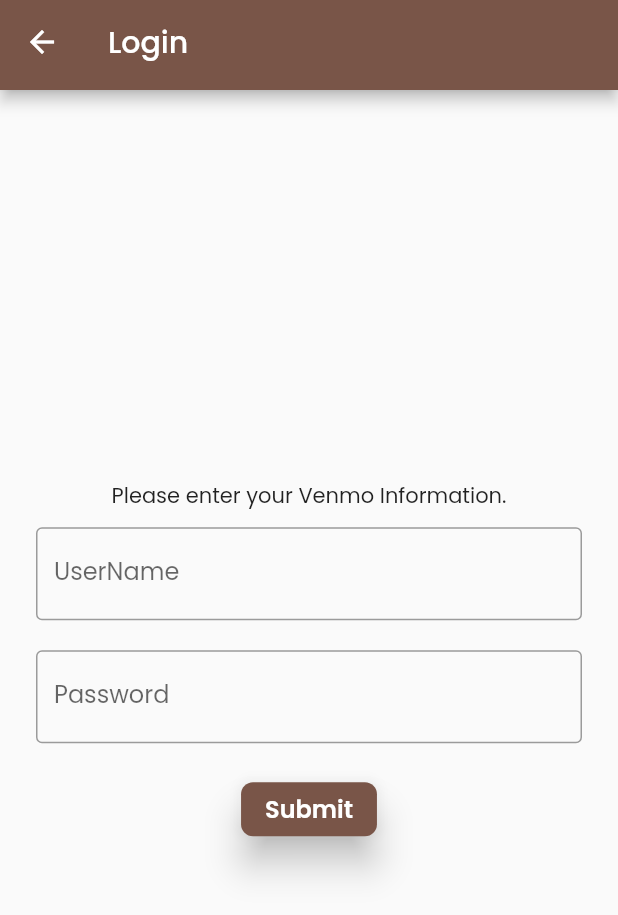
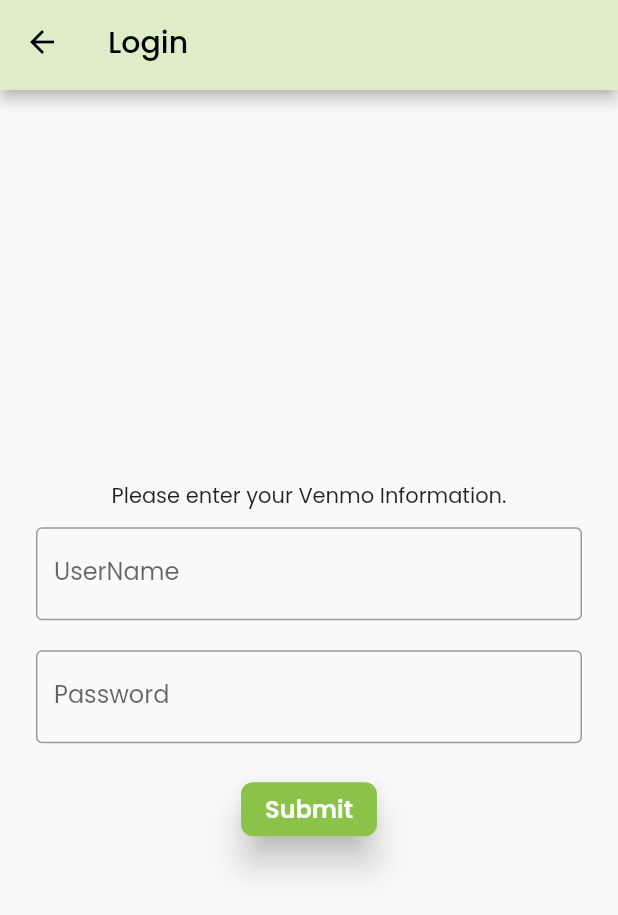
Before and after one commit to kmsungporant/bill_split, a Flutter app: the screen it shows after launch, after a tap on "Get Started!", on a phone screen of 412 x 824 dp. Shown: the top 915 px of the screen. Run offline on Flutter 3.47's test engine with Material 2 defaults, Android fonts, the phone set to English and light mode, and no system bars; our stand-ins replace image_picker; missing offline and left inert: google_mlkit_text_recognition.

Commit message:
color change

```diff
--- a/frontend/lib/main.dart
+++ b/frontend/lib/main.dart
@@ -14,6 +14,7 @@
   Widget build(BuildContext context) {
     return MaterialApp(
         theme: ThemeData(fontFamily: 'Poppins'),
+
         home: const HomePage());
   }
 
--- a/frontend/lib/pages/AuthPage.dart
+++ b/frontend/lib/pages/AuthPage.dart
@@ -35,7 +35,7 @@
                 child: ElevatedButton(
                   style: ElevatedButton.styleFrom(
                     foregroundColor: Colors.white,
-                    backgroundColor: Colors.brown,
+                    backgroundColor: Colors.lightGreen,
                     shadowColor: Colors.black,
                     elevation: 10,
                     shape: RoundedRectangleBorder(
--- a/frontend/lib/pages/LoginPage.dart
+++ b/frontend/lib/pages/LoginPage.dart
@@ -48,7 +48,6 @@
                   border: OutlineInputBorder(),
                   labelText: 'UserName',
                 ),
-
               ),
             ),
             Padding(
@@ -69,7 +68,7 @@
                 child: ElevatedButton(
                   style: ElevatedButton.styleFrom(
                     foregroundColor: Colors.white,
-                    backgroundColor: Colors.brown,
+                    backgroundColor: Colors.lightGreen,
                     shadowColor: Colors.black,
                     elevation: 10,
                     shape: RoundedRectangleBorder(
--- a/frontend/lib/pages/PicturePage.dart
+++ b/frontend/lib/pages/PicturePage.dart
@@ -61,7 +61,7 @@
                   child: ElevatedButton(
                     style: ElevatedButton.styleFrom(
                       foregroundColor: Colors.white,
-                      backgroundColor: Colors.brown,
+                      backgroundColor: Colors.lightGreen,
                       shadowColor: Colors.black,
                       elevation: 10,
                       shape: RoundedRectangleBorder(
@@ -91,7 +91,7 @@
                     child: ElevatedButton(
                       style: ElevatedButton.styleFrom(
                         foregroundColor: Colors.white,
-                        backgroundColor: Colors.brown,
+                        backgroundColor: Colors.lightGreen,
                         shadowColor: Colors.black,
                         elevation: 10,
                         shape: RoundedRectangleBorder(
--- a/frontend/lib/pages/home.dart
+++ b/frontend/lib/pages/home.dart
@@ -25,8 +25,8 @@
             Container(
                 child: ElevatedButton(
                     style: const ButtonStyle(
-                      backgroundColor:
-                          MaterialStatePropertyAll<Color>(Colors.brown),
+                      backgroundColor: MaterialStatePropertyAll<Color>(
+                          Colors.lightGreen),
                     ),
                     child: const Text(
                       'Get Started!',
--- a/frontend/lib/pages/widget/BaseAppBar.dart
+++ b/frontend/lib/pages/widget/BaseAppBar.dart
@@ -7,8 +7,9 @@
   @override
   Widget build(BuildContext context) {
     return AppBar(
-      title: Text(headerStr),
-      backgroundColor: Colors.brown,
+      title: Text(headerStr, style: TextStyle(color: Colors.black)),
+      iconTheme: IconThemeData(color: Colors.black),
+      backgroundColor: Colors.lightGreen[100],
       automaticallyImplyLeading: true,
     );
   }
```
Also changed, not shown: frontend/lib/pages/widget/ContactCards.dart (added, +17 -0 lines).
